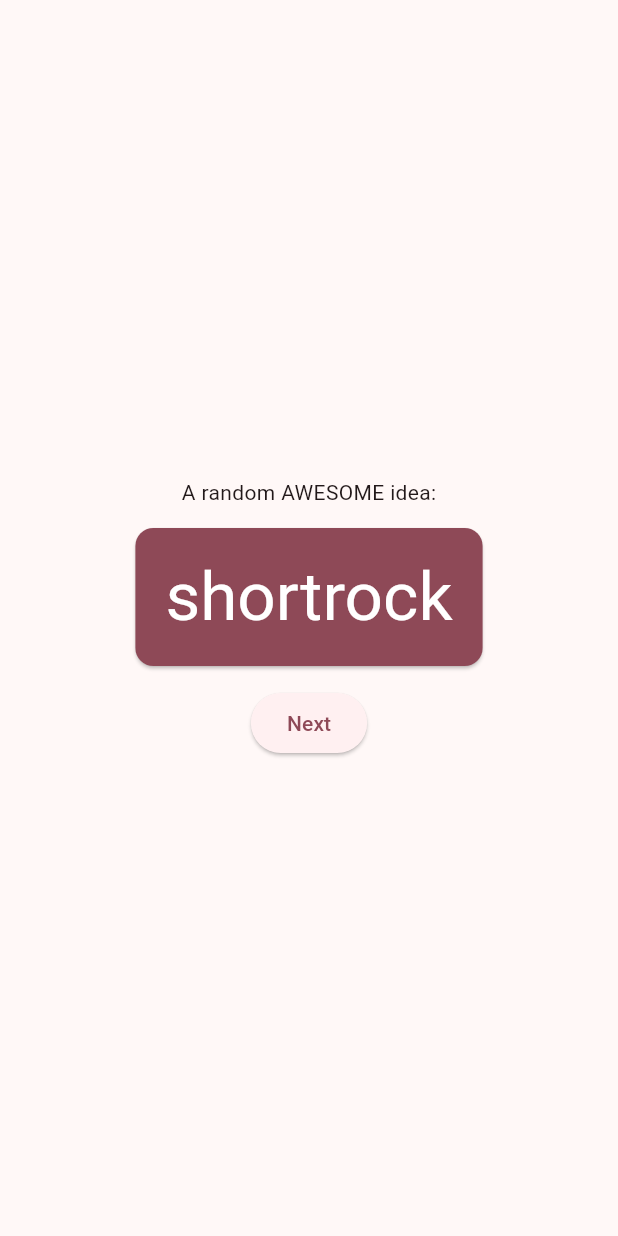
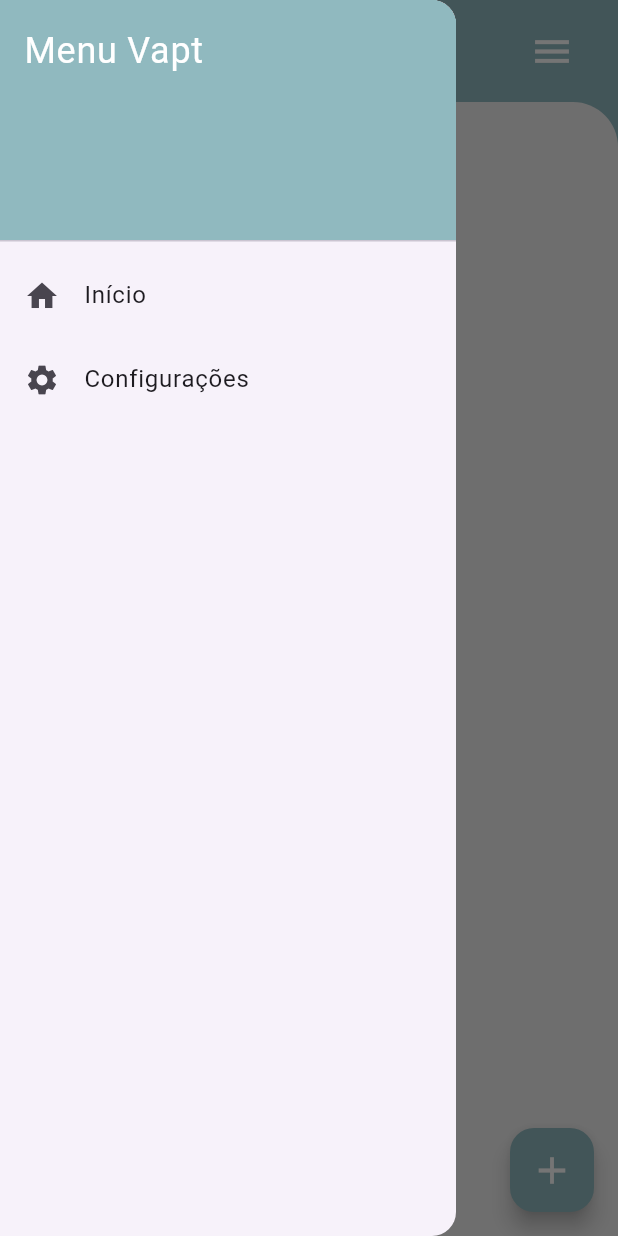
Before and after one commit to Lia-Moon/Vapt-Agendamento, a Flutter app: the screen it shows after launch, with the side drawer open (before the commit the screen has no drawer), on a phone screen of 412 x 824 dp. Run offline on Flutter 3.47's test engine with Material 3 defaults, Android fonts, the phone set to English and light mode, and no system bars; Roboto replaces fonts that are missing (Cursive).

Commit message:
86aev142a - create initial screen with no reminders

```diff
--- a/lib/main.dart
+++ b/lib/main.dart
@@ -1,9 +1,8 @@
-import 'package:english_words/english_words.dart';
 import 'package:flutter/material.dart';
-import 'package:provider/provider.dart';
+import 'package:vapt_agendamento/modules/home/home_page.dart';
 
 void main() {
-  runApp(MyApp());
+  runApp(const MyApp());
 }
 
 class MyApp extends StatelessWidget {
@@ -11,82 +10,14 @@ class MyApp extends StatelessWidget {
 
   @override
   Widget build(BuildContext context) {
-    return ChangeNotifierProvider(
-      create: (context) => MyAppState(),
-      child: MaterialApp(
-        title: 'Namer App',
-        theme: ThemeData(
-          useMaterial3: true,
-          colorScheme: ColorScheme.fromSeed(seedColor: Colors.pink),
-        ),
-        home: MyHomePage(),
+    return MaterialApp(
+      title: 'Vapt App',
+      debugShowCheckedModeBanner: false, // Remove a faixa de "Debug" no canto da tela
+      theme: ThemeData(
+        useMaterial3: true,
+        primaryColor: const Color(0xFF90B9BF), // Define a cor principal do app
       ),
+      home: const HomePage(), // Aqui você define qual tela abre primeiro
     );
   }
 }
-
-class MyAppState extends ChangeNotifier {
-  var current = WordPair.random();
-
-  void getNext() {
-    current = WordPair.random();
-    notifyListeners();
-  }
-}
-
-class MyHomePage extends StatelessWidget {
-  @override
-  Widget build(BuildContext context) {
-    var appState = context.watch<MyAppState>();
-    var pair = appState.current;
-
-    return Scaffold(
-      body: Center(
-        child: Column(
-          mainAxisAlignment: MainAxisAlignment.center,
-          children: [
-            Text('A random AWESOME idea:'),
-            SizedBox(height: 10),
-            BigCard(pair: pair),
-            SizedBox(height: 10),
-            ElevatedButton(
-              onPressed: () {
-                appState.getNext();
-              },
-              child: Text('Next'),
-            ),
-          ],
-        ),
-      ),
-    );
-  }
-}
-
-class BigCard extends StatelessWidget {
-  const BigCard({
-    super.key,
-    required this.pair,
-  });
-
-  final WordPair pair;
-
-  @override
-  Widget build(BuildContext context) {
-    final theme = Theme.of(context);
-    final style = theme.textTheme.displayMedium!.copyWith(
-      color: theme.colorScheme.onPrimary,
-    );
-
-    return Card(
-      color: theme.colorScheme.primary,
-      child: Padding(
-        padding: const EdgeInsets.all(20.0),
-        child: Text(
-          pair.asLowerCase,
-          style: style,
-          semanticsLabel: "${pair.first} ${pair.second}",
-        ),
-      ),
-    );
-  }
-}
--- /dev/null
+++ b/lib/modules/home/home_page.dart
@@ -0,0 +1,92 @@
+import 'package:flutter/material.dart';
+import '../../shared/widgets/menu_drawer.dart';
+
+class HomePage extends StatelessWidget {
+  const HomePage({super.key});
+
+  @override
+  Widget build(BuildContext context) {
+    return Scaffold(
+      // 1. Cor de fundo do topo (azul acinzentado)
+      backgroundColor: const Color(0xFF90B9BF),
+
+      drawer: const MenuDrawer(),
+
+      // 3. O corpo da tela
+      body: SafeArea(
+        child: Column(
+          children: [
+            // Cabeçalho Customizado
+            Padding(
+              padding: const EdgeInsets.symmetric(horizontal: 20, vertical: 10),
+              child: Row(
+                mainAxisAlignment: MainAxisAlignment.spaceBetween,
+                children: [
+                  const Text(
+                    'Vapt',
+                    style: TextStyle(
+                      fontSize: 32,
+                      color: Colors.white,
+                      fontWeight: FontWeight.bold,
+                      fontFamily:
+                          'Cursive', // Certifique-se de configurar a fonte no pubspec
+                    ),
+                  ),
+                  // Botão que abre o Drawer
+                  Builder(
+                    builder: (context) => IconButton(
+                      icon:
+                          const Icon(Icons.menu, color: Colors.white, size: 30),
+                      onPressed: () => Scaffold.of(context).openDrawer(),
+                    ),
+                  ),
+                ],
+              ),
+            ),
+
+            Expanded(
+              child: Container(
+                width: double.infinity,
+                decoration: const BoxDecoration(
+                  color: Color(0xFFF0F0F0), // Cinza muito claro
+                  borderRadius: BorderRadius.only(
+                    topLeft: Radius.circular(30),
+                    topRight: Radius.circular(30),
+                  ),
+                ),
+                child: Column(
+                  mainAxisAlignment: MainAxisAlignment.center,
+                  children: [
+                    const Text(
+                      'Vazio aqui',
+                      style: TextStyle(
+                        fontSize: 26,
+                        fontWeight: FontWeight.bold,
+                        color: Color(0xFF90B9BF),
+                      ),
+                    ),
+                    const SizedBox(height: 20),
+                    const Text(
+                      'Que tal adicionar seu\nprimeiro lembrete?',
+                      textAlign: TextAlign.center,
+                      style: TextStyle(color: Colors.grey, fontSize: 16),
+                    ),
+                  ],
+                ),
+              ),
+            ),
+          ],
+        ),
+      ),
+
+      // 5. Botão Flutuante (FAB)
+      floatingActionButton: FloatingActionButton(
+        onPressed: () {
+          // Ação para adicionar lembrete
+        },
+        backgroundColor: const Color(0xFF90B9BF),
+        child: const Icon(Icons.add, color: Colors.white, size: 30),
+      ),
+    );
+  }
+}
--- /dev/null
+++ b/lib/shared/widgets/menu_drawer.dart
@@ -0,0 +1,31 @@
+import 'package:flutter/material.dart';
+
+class MenuDrawer extends StatelessWidget {
+  const MenuDrawer({super.key});
+
+  @override
+  Widget build(BuildContext context) {
+
+    return Drawer(
+      child: ListView(
+        padding: EdgeInsets.zero,
+        children: [
+          DrawerHeader(
+            decoration: BoxDecoration(color: Color(0xFF90B9BF)),
+            child: Text('Menu Vapt', style: TextStyle(color: Colors.white, fontSize: 24)),
+          ),
+          ListTile(
+            leading: Icon(Icons.home),
+            title: Text('Início'),
+            onTap: () => Navigator.pop(context),
+          ),
+          ListTile(
+            leading: Icon(Icons.settings),
+            title: Text('Configurações'),
+            onTap: () {},
+          ),
+        ],
+      ),
+    );
+  }
+}
```
